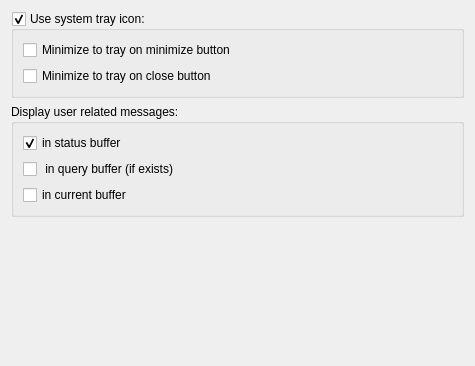
First picture: the form in src/qtui/settingspages/generalsettingspage.ui, repository quassel/quassel, before the edit.
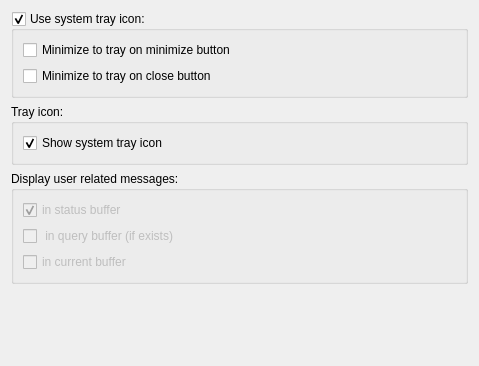
Second picture: the form after the edit.

```diff
--- a/src/qtui/settingspages/generalsettingspage.ui
+++ b/src/qtui/settingspages/generalsettingspage.ui
@@ -39,6 +39,25 @@
      </layout>
     </widget>
    </item>
+   <item>
+    <widget class="QGroupBox" name="macOnly" >
+     <property name="title" >
+      <string>Tray icon:</string>
+     </property>
+     <layout class="QHBoxLayout" >
+      <item>
+       <widget class="QCheckBox" name="showSystemTrayIcon" >
+        <property name="text" >
+         <string>Show system tray icon</string>
+        </property>
+        <property name="checked" >
+         <bool>true</bool>
+        </property>
+       </widget>
+      </item>
+     </layout>
+    </widget>
+   </item>
    <item>
     <widget class="QGroupBox" name="groupBox" >
      <property name="title" >
@@ -47,6 +66,9 @@
      <layout class="QVBoxLayout" >
       <item>
        <widget class="QCheckBox" name="userMessagesInStatusBuffer" >
+        <property name="enabled" >
+         <bool>false</bool>
+        </property>
         <property name="text" >
          <string>in status buffer</string>
         </property>
@@ -57,6 +79,9 @@
       </item>
       <item>
        <widget class="QCheckBox" name="userMessagesInQueryBuffer" >
+        <property name="enabled" >
+         <bool>false</bool>
+        </property>
         <property name="text" >
          <string> in query buffer (if exists)</string>
         </property>
@@ -64,6 +89,9 @@
       </item>
       <item>
        <widget class="QCheckBox" name="userMessagesInCurrentBuffer" >
+        <property name="enabled" >
+         <bool>false</bool>
+        </property>
         <property name="text" >
          <string>in current buffer</string>
         </property>
@@ -79,8 +107,8 @@
      </property>
      <property name="sizeHint" >
       <size>
-       <width>20</width>
-       <height>40</height>
+       <width>457</width>
+       <height>51</height>
       </size>
      </property>
     </spacer>
```
Left out of the diff: 35 changed lines with no effect on the pictures.
